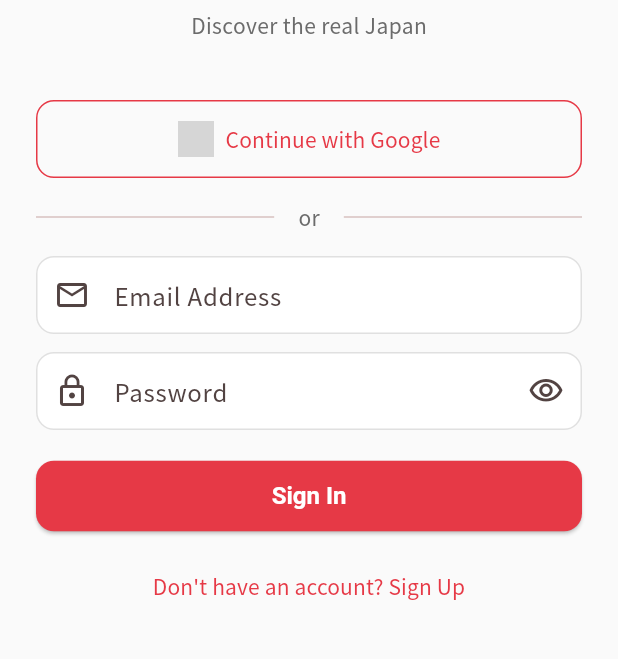
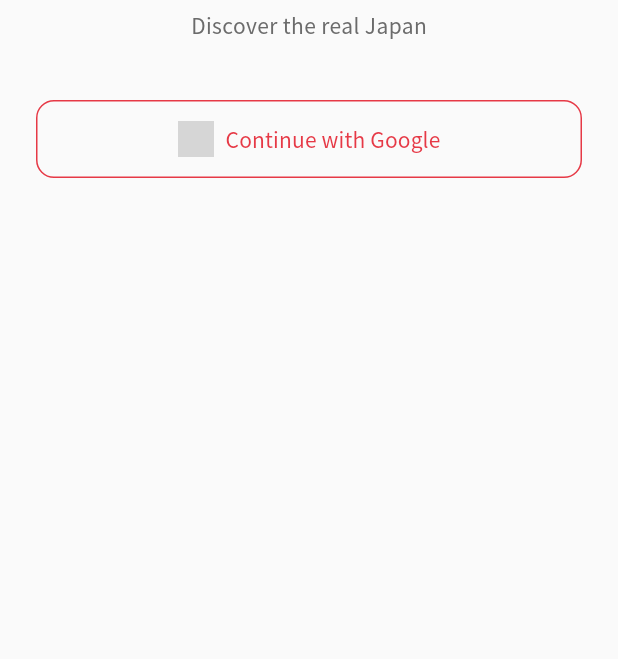
Before and after one commit to zka32101/japan_explorer, a Flutter app: the screen it shows after launch, on a phone screen of 412 x 824 dp, the part 296-955 px from its top. Run offline on Flutter 3.47's test engine with Material 3 defaults, Android fonts, the phone set to English and light mode, and no system bars; our stand-ins replace cached_network_image, carousel_slider, cloud_firestore, connectivity_plus, dio, easy_localization and 23 more; missing offline and left inert: firebase_app_check, purchases_flutter; accounts and stored records are empty; statements that could not run were skipped; grey boxes are pictures that could not be loaded.

Commit message:
feat: Restrict authentication to Google Sign-In only
- Remove email/password sign-in and registration (auth_service,
  auth_provider, login_screen)
- Simplify login screen to a single Google sign-in button
- Drop unused sign_in_with_apple dependency (no Apple Sign-In code
  existed; only the pubspec entry and unused translation string)
- Clean up now-unused auth translation keys across all 5 locales

```diff
--- a/assets/translations/en.json
+++ b/assets/translations/en.json
@@ -271,18 +271,8 @@
     "welcome": "Welcome",
     "tagline": "Discover the real Japan",
     "sign_in_google": "Continue with Google",
-    "sign_in_apple": "Continue with Apple",
     "terms_note": "By continuing, you agree to the Terms of Service",
-    "sign_out": "Sign Out",
-    "or": "or",
-    "email": "Email Address",
-    "password": "Password",
-    "sign_in": "Sign In",
-    "sign_up": "Create Account",
-    "has_account": "Already have an account? Sign In",
-    "no_account": "Don't have an account? Sign Up",
-    "email_error": "Please enter a valid email address",
-    "password_error": "Please enter at least 6 characters"
+    "sign_out": "Sign Out"
   },
   "share": {
     "spot": "Share this spot",
--- a/assets/translations/fr.json
+++ b/assets/translations/fr.json
@@ -271,18 +271,8 @@
     "welcome": "Bienvenue",
     "tagline": "Découvrez le vrai Japon",
     "sign_in_google": "Continuer avec Google",
-    "sign_in_apple": "Continuer avec Apple",
     "terms_note": "En continuant, vous acceptez les conditions d'utilisation",
-    "sign_out": "Se déconnecter",
-    "or": "ou",
-    "email": "Adresse e-mail",
-    "password": "Mot de passe",
-    "sign_in": "Se connecter",
-    "sign_up": "Créer un compte",
-    "has_account": "Vous avez déjà un compte ? Se connecter",
-    "no_account": "Vous n'avez pas de compte ? S'inscrire",
-    "email_error": "Veuillez saisir une adresse e-mail valide",
-    "password_error": "Veuillez saisir au moins 6 caractères"
+    "sign_out": "Se déconnecter"
   },
   "share": {
     "spot": "Partager ce lieu",
--- a/assets/translations/ja.json
+++ b/assets/translations/ja.json
@@ -238,18 +238,8 @@
     "welcome": "ようこそ",
     "tagline": "本当の日本を発見しよう",
     "sign_in_google": "Googleで続ける",
-    "sign_in_apple": "Appleで続ける",
     "terms_note": "続けることで利用規約に同意したことになります",
-    "sign_out": "サインアウト",
-    "or": "または",
-    "email": "メールアドレス",
-    "password": "パスワード",
-    "sign_in": "サインイン",
-    "sign_up": "アカウントを作成",
-    "has_account": "すでにアカウントをお持ちですか？サインイン",
-    "no_account": "アカウントをお持ちでないですか？登録する",
-    "email_error": "有効なメールアドレスを入力してください",
-    "password_error": "6文字以上で入力してください"
+    "sign_out": "サインアウト"
   },
   "share": {
     "spot": "このスポットをシェア",
--- a/assets/translations/ko.json
+++ b/assets/translations/ko.json
@@ -271,18 +271,8 @@
     "welcome": "환영합니다",
     "tagline": "진짜 일본을 만나보세요",
     "sign_in_google": "Google로 계속하기",
-    "sign_in_apple": "Apple로 계속하기",
     "terms_note": "계속 진행하면 이용약관에 동의하게 됩니다",
-    "sign_out": "로그아웃",
-    "or": "또는",
-    "email": "이메일 주소",
-    "password": "비밀번호",
-    "sign_in": "로그인",
-    "sign_up": "계정 만들기",
-    "has_account": "이미 계정이 있으신가요? 로그인",
-    "no_account": "계정이 없으신가요? 회원가입",
-    "email_error": "유효한 이메일 주소를 입력해 주세요",
-    "password_error": "6자 이상 입력해 주세요"
+    "sign_out": "로그아웃"
   },
   "share": {
     "spot": "이 장소 공유하기",
--- a/assets/translations/zh.json
+++ b/assets/translations/zh.json
@@ -271,18 +271,8 @@
     "welcome": "欢迎",
     "tagline": "发现真正的日本",
     "sign_in_google": "使用 Google 继续",
-    "sign_in_apple": "使用 Apple 继续",
     "terms_note": "继续操作即表示您同意使用条款",
-    "sign_out": "退出登录",
-    "or": "或",
-    "email": "电子邮箱",
-    "password": "密码",
-    "sign_in": "登录",
-    "sign_up": "创建账号",
-    "has_account": "已有账号？登录",
-    "no_account": "没有账号？注册",
-    "email_error": "请输入有效的电子邮箱地址",
-    "password_error": "请输入至少 6 个字符"
+    "sign_out": "退出登录"
   },
   "share": {
     "spot": "分享此地点",
--- a/lib/screens/login_screen.dart
+++ b/lib/screens/login_screen.dart
@@ -14,38 +14,8 @@ class LoginScreen extends ConsumerStatefulWidget {
 }
 
 class _LoginScreenState extends ConsumerState<LoginScreen> {
-  final _emailController = TextEditingController();
-  final _passwordController = TextEditingController();
-  final _formKey = GlobalKey<FormState>();
-  bool _isSignUp = false;
-  bool _obscurePassword = true;
-
-  @override
-  void dispose() {
-    _emailController.dispose();
-    _passwordController.dispose();
-    super.dispose();
-  }
-
   Future<void> _handleGoogleSignIn() async {
     await ref.read(authNotifierProvider.notifier).signInWithGoogle();
-  }
-
-  Future<void> _handleEmailSignIn() async {
-    if (!_formKey.currentState!.validate()) return;
-    final notifier = ref.read(authNotifierProvider.notifier);
-    if (_isSignUp) {
-      await notifier.register(
-        _emailController.text.trim(),
-        _passwordController.text,
-        'Japan Traveler',
-      );
-    } else {
-      await notifier.signInWithEmail(
-        _emailController.text.trim(),
-        _passwordController.text,
-      );
-    }
   }
 
   @override
@@ -72,10 +42,6 @@ class _LoginScreenState extends ConsumerState<LoginScreen> {
               _buildHeader(),
               const SizedBox(height: 40),
               _buildGoogleButton(authState.isLoading),
-              const SizedBox(height: 16),
-              _buildDivider(),
-              const SizedBox(height: 16),
-              _buildEmailForm(authState.isLoading),
             ],
           ),
         ),
@@ -131,82 +97,6 @@ class _LoginScreenState extends ConsumerState<LoginScreen> {
     );
   }
 
-  Widget _buildDivider() {
-    return Row(
-      children: [
-        const Expanded(child: Divider()),
-        Padding(
-          padding: const EdgeInsets.symmetric(horizontal: 16),
-          child: Text(
-            tr('auth.or'),
-            style: TextStyle(color: AppColors.textSecondary),
-          ),
-        ),
-        const Expanded(child: Divider()),
-      ],
-    );
-  }
-
-  Widget _buildEmailForm(bool isLoading) {
-    return Form(
-      key: _formKey,
-      child: Column(
-        crossAxisAlignment: CrossAxisAlignment.stretch,
-        children: [
-          TextFormField(
-            controller: _emailController,
-            keyboardType: TextInputType.emailAddress,
-            decoration: InputDecoration(
-              labelText: tr('auth.email'),
-              prefixIcon: const Icon(Icons.email_outlined),
-            ),
-            validator: (v) =>
-                v == null || !v.contains('@') ? tr('auth.email_error') : null,
-          ),
-          const SizedBox(height: 12),
-          TextFormField(
-            controller: _passwordController,
-            obscureText: _obscurePassword,
-            decoration: InputDecoration(
-              labelText: tr('auth.password'),
-              prefixIcon: const Icon(Icons.lock_outline),
-              suffixIcon: IconButton(
-                icon: Icon(_obscurePassword
-                    ? Icons.visibility_outlined
-                    : Icons.visibility_off_outlined),
-                onPressed: () =>
-                    setState(() => _obscurePassword = !_obscurePassword),
-              ),
-            ),
-            validator: (v) =>
-                v == null || v.length < 6 ? tr('auth.password_error') : null,
-          ),
-          const SizedBox(height: 20),
-          ElevatedButton(
-            onPressed: isLoading ? null : _handleEmailSignIn,
-            child: isLoading
-                ? const SizedBox(
-                    height: 20,
-                    width: 20,
-                    child: CircularProgressIndicator(
-                      strokeWidth: 2,
-                      color: Colors.white,
-                    ),
-                  )
-                : Text(_isSignUp ? tr('auth.sign_up') : tr('auth.sign_in')),
-          ),
-          const SizedBox(height: 12),
-          TextButton(
-            onPressed: () => setState(() => _isSignUp = !_isSignUp),
-            child: Text(
-              _isSignUp ? tr('auth.has_account') : tr('auth.no_account'),
-            ),
-          ),
-        ],
-      ),
-    );
-  }
-
   void _showError(String message) {
     if (!mounted) return;
     ScaffoldMessenger.of(context).showSnackBar(
--- a/lib/services/auth_service.dart
+++ b/lib/services/auth_service.dart
@@ -29,34 +29,6 @@ class AuthService {
       return _handleSignIn(userCredential);
     } catch (e) {
       _logger.e('Google Sign-In error', error: e);
-      rethrow;
-    }
-  }
-
-  Future<AppUser?> signInWithEmail(String email, String password) async {
-    try {
-      final userCredential = await _auth.signInWithEmailAndPassword(
-        email: email,
-        password: password,
-      );
-      return _handleSignIn(userCredential);
-    } catch (e) {
-      _logger.e('Email Sign-In error', error: e);
-      rethrow;
-    }
-  }
-
-  Future<AppUser?> registerWithEmail(
-      String email, String password, String displayName) async {
-    try {
-      final userCredential = await _auth.createUserWithEmailAndPassword(
-        email: email,
-        password: password,
-      );
-      await userCredential.user?.updateDisplayName(displayName);
-      return _handleSignIn(userCredential);
-    } catch (e) {
-      _logger.e('Registration error', error: e);
       rethrow;
     }
   }
--- a/pubspec.yaml
+++ b/pubspec.yaml
@@ -27,7 +27,6 @@ dependencies:
 
   # Auth
   google_sign_in: ^6.2.2
-  sign_in_with_apple: ^6.1.3
 
   # Navigation
   go_router: ^14.8.1
```
Also changed, not shown: lib/providers/auth_provider.dart (+0 -24 lines).
